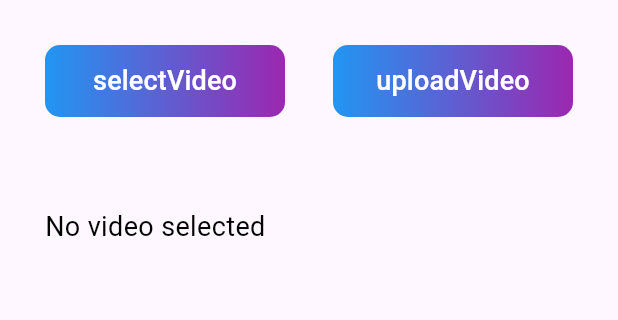
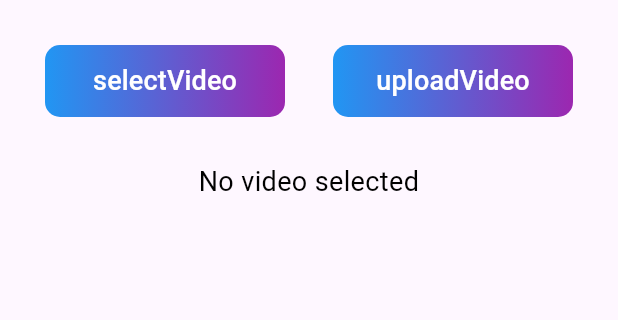
Before and after one commit to archiecheng/location_check_app, a Flutter app: the screen it shows after launch, on a phone screen of 412 x 824 dp, the part 84-404 px from its top. Run offline on Flutter 3.47's test engine with Material 3 defaults, Android fonts, the phone set to English and light mode, and no system bars; our stand-ins replace image_picker, video_player; Roboto replaces fonts that are missing (Times New Roman).

Commit message:
Adjust video area alignment

```diff
--- a/lib/main.dart
+++ b/lib/main.dart
@@ -142,16 +142,18 @@ class _MyHomePageState extends State<MyHomePage> {
                       )),
                 ],
               ),
-              const SizedBox(height: 60),
+              const SizedBox(height: 30),
               Row(
                 children: [
-                  Center(
+                  Expanded(
+                    child: Center(
                       child: _video != null
                           ? Column(
                               mainAxisAlignment: MainAxisAlignment.center,
                               children: [
                                 const SizedBox(height: 20),
                                 Container(
+                                  alignment: Alignment.center,
                                   width: 300,
                                   child: _controller != null &&
                                           _controller!.value.isInitialized
@@ -161,16 +163,20 @@ class _MyHomePageState extends State<MyHomePage> {
                                           child: VideoPlayer(_controller!),
                                         )
                                       : const Center(
-                                        child: CircularProgressIndicator()),
+                                          child: CircularProgressIndicator(),
+                                        ),
                                 )
                               ],
                             )
-                        : const Text(
+                          : const Center(
+                              child: Text(
                               'No video selected',
+                              textAlign: TextAlign.center,
                               style: TextStyle(
                                   fontFamily: 'Times New Roman',
                                   fontSize: 18,
                                   color: Colors.black),
+                            )),
                     ),
                   ),
                 ],
```
Lines whose indentation alone changed are shown as unchanged.
